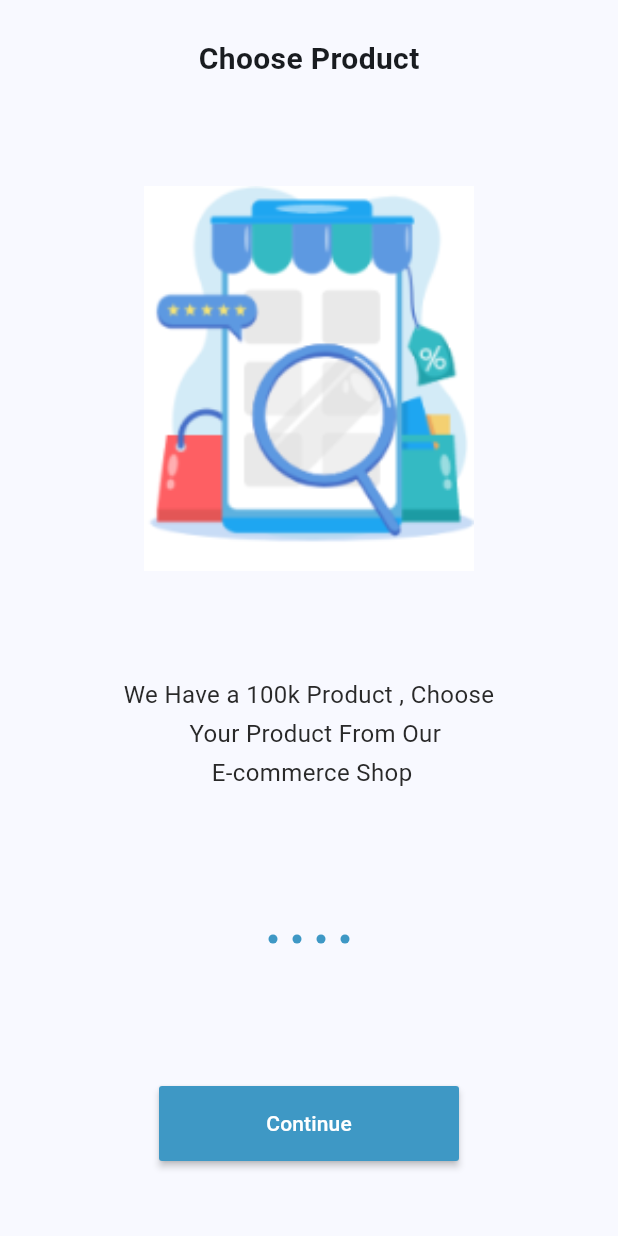
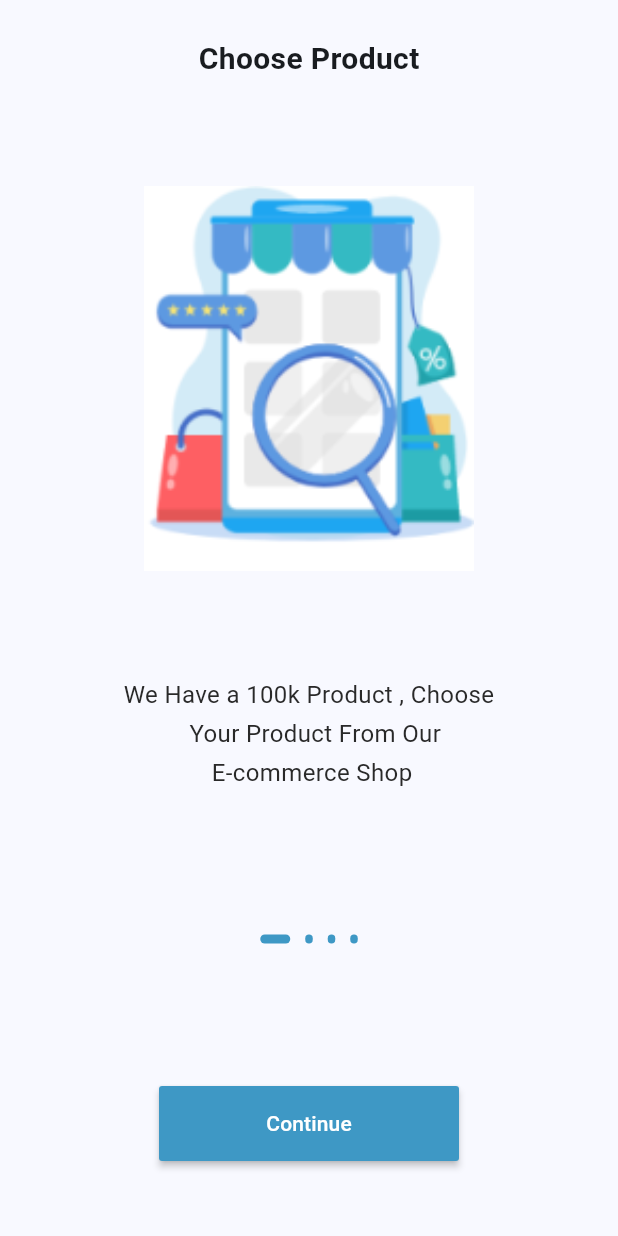
Before and after one commit to amarasalah/flutter_ecommerce_1, a Flutter app: the screen it shows after launch, on a phone screen of 412 x 824 dp. Run offline on Flutter 3.47's test engine with Material 2 defaults, Android fonts, the phone set to English and light mode, and no system bars; our stand-ins replace get.

Commit message:
finishing Onboarding controllers And button

```diff
--- /dev/null
+++ b/lib/constants/login.dart
@@ -0,0 +1,3 @@
+class AppRoute {
+  static const String login = "/login";
+}
--- /dev/null
+++ b/lib/controller/onboardingcontroller.dart
@@ -0,0 +1,39 @@
+import 'package:ecommerce_flutter_1/constants/login.dart';
+import 'package:ecommerce_flutter_1/data/datasource/static.dart';
+import 'package:flutter/material.dart';
+import 'package:get/get.dart';
+
+abstract class OnBordingController extends GetxController {
+  next();
+  onPageChanged(int index);
+}
+
+class OnBoardingControllerImp extends OnBordingController {
+  late PageController pageController;
+
+  int currentSlide = 0;
+
+  @override
+  next() {
+    currentSlide++;
+
+    if (currentSlide > onBoardingList.length - 1) {
+      Get.offAllNamed(AppRoute.login);
+    } else {
+      pageController.animateToPage(currentSlide,
+          duration: const Duration(milliseconds: 700), curve: Curves.easeIn);
+    }
+  }
+
+  @override
+  onPageChanged(int index) {
+    currentSlide = index;
+    update();
+  }
+
+  @override
+  void onInit() {
+    pageController = PageController();
+    super.onInit();
+  }
+}
--- a/lib/main.dart
+++ b/lib/main.dart
@@ -1,3 +1,4 @@
+import 'package:ecommerce_flutter_1/routes.dart';
 import 'package:flutter/material.dart';
 import 'package:get/get.dart';
 import 'package:ecommerce_flutter_1/views/screens/onboarding.dart';
@@ -20,6 +21,7 @@ class MyApp extends StatelessWidget {
         useMaterial3: true,
       ),
       home: const OnBoarding(),
+      routes: routes,
     );
   }
 }
--- a/lib/views/screens/onboarding.dart
+++ b/lib/views/screens/onboarding.dart
@@ -1,88 +1,32 @@
-import 'package:ecommerce_flutter_1/constants/color.dart';
-import 'package:ecommerce_flutter_1/data/datasource/static.dart';
+import 'package:ecommerce_flutter_1/controller/onboardingcontroller.dart';
+import 'package:ecommerce_flutter_1/views/widgets/onboarding/onboardingbutton.dart';
+import 'package:ecommerce_flutter_1/views/widgets/onboarding/onboardingdots.dart';
+import 'package:ecommerce_flutter_1/views/widgets/onboarding/onboardingslider.dart';
 import 'package:flutter/material.dart';
+import 'package:get/get.dart';
 
 class OnBoarding extends StatelessWidget {
   const OnBoarding({super.key});
 
   @override
   Widget build(BuildContext context) {
-    return Scaffold(
+    Get.put(OnBoardingControllerImp());
+    return const Scaffold(
       body: SafeArea(
         child: Column(
           children: [
             Expanded(
               flex: 3,
-              child: PageView.builder(
-                itemCount: onBoardingList.length,
-                itemBuilder: (context, i) => Column(
-                  children: [
-                    const SizedBox(
-                      height: 25,
-                    ),
-                    Text(
-                      onBoardingList[i].title!,
-                      style: const TextStyle(
-                        fontWeight: FontWeight.bold,
-                        fontSize: 20,
-                      ),
-                    ),
-                    const SizedBox(
-                      height: 70,
-                    ),
-                    Image.asset(
-                      onBoardingList[i].image!,
-                      width: 220,
-                      fit: BoxFit.fill,
-                    ),
-                    const SizedBox(height: 70),
-                    Container(
-                      width: double.infinity,
-                      alignment: Alignment.center,
-                      child: Text(
-                        onBoardingList[i].body!,
-                        textAlign: TextAlign.center,
-                        style: const TextStyle(
-                            height: 1.6, color: AppColor.grey, fontSize: 16),
-                      ),
-                    ),
-                  ],
-                ),
-              ),
+              child: CustomSliderOnboarding(),
             ),
             Expanded(
               flex: 1,
               child: Column(
                 mainAxisAlignment: MainAxisAlignment.center,
                 children: [
-                  Row(
-                    mainAxisAlignment: MainAxisAlignment.center,
-                    children: [
-                      ...List.generate(
-                          onBoardingList.length,
-                          (index) => AnimatedContainer(
-                                margin: const EdgeInsets.all(5),
-                                duration: const Duration(microseconds: 900),
-                                width: 6,
-                                height: 6,
-                                decoration: BoxDecoration(
-                                    color: AppColor.primaryColor,
-                                    borderRadius: BorderRadius.circular(10)),
-                              ))
-                    ],
-                  ),
-                  const Spacer(flex: 1),
-                  Container(
-                    margin: const EdgeInsets.only(bottom: 50),
-                    height: 50,
-                    width: 200,
-                    child: MaterialButton(
-                      color: AppColor.primaryColor,
-                      textColor: Colors.white,
-                      onPressed: () => {},
-                      child: const Text("Continue"),
-                    ),
-                  )
+                  CustomDotsOnboarding(),
+                  Spacer(flex: 2),
+                  CustomButtonOnboarding()
                 ],
               ),
             )
--- /dev/null
+++ b/lib/views/widgets/onboarding/onboardingbutton.dart
@@ -0,0 +1,23 @@
+import 'package:ecommerce_flutter_1/constants/color.dart';
+import 'package:ecommerce_flutter_1/controller/onboardingcontroller.dart';
+import 'package:flutter/material.dart';
+import 'package:get/get.dart';
+
+class CustomButtonOnboarding extends GetView<OnBoardingControllerImp> {
+  const CustomButtonOnboarding({super.key});
+
+  @override
+  Widget build(BuildContext context) {
+    return Container(
+      margin: const EdgeInsets.only(bottom: 50),
+      height: 50,
+      width: 200,
+      child: MaterialButton(
+        color: AppColor.primaryColor,
+        textColor: Colors.white,
+        onPressed: () => {controller.next()},
+        child: const Text("Continue"),
+      ),
+    );
+  }
+}
--- /dev/null
+++ b/lib/views/widgets/onboarding/onboardingdots.dart
@@ -0,0 +1,31 @@
+import 'package:ecommerce_flutter_1/constants/color.dart';
+import 'package:ecommerce_flutter_1/controller/onboardingcontroller.dart';
+import 'package:ecommerce_flutter_1/data/datasource/static.dart';
+import 'package:flutter/material.dart';
+import 'package:get/get_state_manager/get_state_manager.dart';
+
+class CustomDotsOnboarding extends StatelessWidget {
+  const CustomDotsOnboarding({super.key});
+
+  @override
+  Widget build(BuildContext context) {
+    return GetBuilder<OnBoardingControllerImp>(
+        builder: (controller) => Row(
+              mainAxisAlignment: MainAxisAlignment.center,
+              children: [
+                ...List.generate(
+                    onBoardingList.length,
+                    (index) => AnimatedContainer(
+                          curve: Curves.easeIn,
+                          margin: const EdgeInsets.all(5),
+                          width: controller.currentSlide == index ? 20 : 5,
+                          duration: const Duration(milliseconds: 500),
+                          height: 6,
+                          decoration: BoxDecoration(
+                              color: AppColor.primaryColor,
+                              borderRadius: BorderRadius.circular(10)),
+                        ))
+              ],
+            ));
+  }
+}
--- /dev/null
+++ b/lib/views/widgets/onboarding/onboardingslider.dart
@@ -0,0 +1,53 @@
+import 'package:ecommerce_flutter_1/constants/color.dart';
+import 'package:ecommerce_flutter_1/controller/onboardingcontroller.dart';
+import 'package:ecommerce_flutter_1/data/datasource/static.dart';
+import 'package:flutter/material.dart';
+import 'package:get/get.dart';
+
+class CustomSliderOnboarding extends GetView<OnBoardingControllerImp> {
+  const CustomSliderOnboarding({super.key});
+
+  @override
+  Widget build(BuildContext context) {
+    return PageView.builder(
+      controller: controller.pageController,
+      onPageChanged: (val) {
+        controller.onPageChanged(val);
+      },
+      itemCount: onBoardingList.length,
+      itemBuilder: (context, i) => Column(
+        children: [
+          const SizedBox(
+            height: 25,
+          ),
+          Text(
+            onBoardingList[i].title!,
+            style: const TextStyle(
+              fontWeight: FontWeight.bold,
+              fontSize: 20,
+            ),
+          ),
+          const SizedBox(
+            height: 70,
+          ),
+          Image.asset(
+            onBoardingList[i].image!,
+            width: 220,
+            fit: BoxFit.fill,
+          ),
+          const SizedBox(height: 70),
+          Container(
+            width: double.infinity,
+            alignment: Alignment.center,
+            child: Text(
+              onBoardingList[i].body!,
+              textAlign: TextAlign.center,
+              style: const TextStyle(
+                  height: 1.6, color: AppColor.grey, fontSize: 16),
+            ),
+          ),
+        ],
+      ),
+    );
+  }
+}
```
Also changed, not shown: lib/routes.dart (added, +7 -0 lines), lib/views/screens/auth/login.dart (added, +19 -0 lines).
